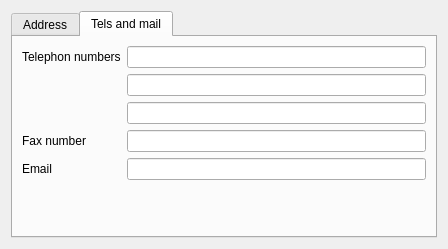
Above: plugins/usermanagerplugin/widgets/userwizardcontactwidget.ui from FreeHealth/freehealth before the change. Below: the same form after it.
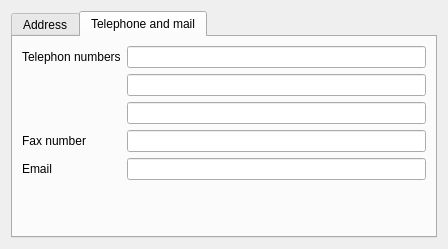
That is the form after the change. The open tabs and pages were chosen to show the change. Custom widgets are drawn as their Qt base class.

Commit message: better tab title

Diff of the .ui file:
```diff
--- a/plugins/usermanagerplugin/widgets/userwizardcontactwidget.ui
+++ b/plugins/usermanagerplugin/widgets/userwizardcontactwidget.ui
@@ -68,7 +68,7 @@
      </widget>
      <widget class="QWidget" name="tab_2">
       <attribute name="title">
-       <string>Tels and mail</string>
+       <string>Telephone and mail</string>
       </attribute>
       <layout class="QFormLayout" name="formLayout_2">
        <item row="0" column="0">
```
Left out of the diff: 2 changed lines with no effect on the pictures.
